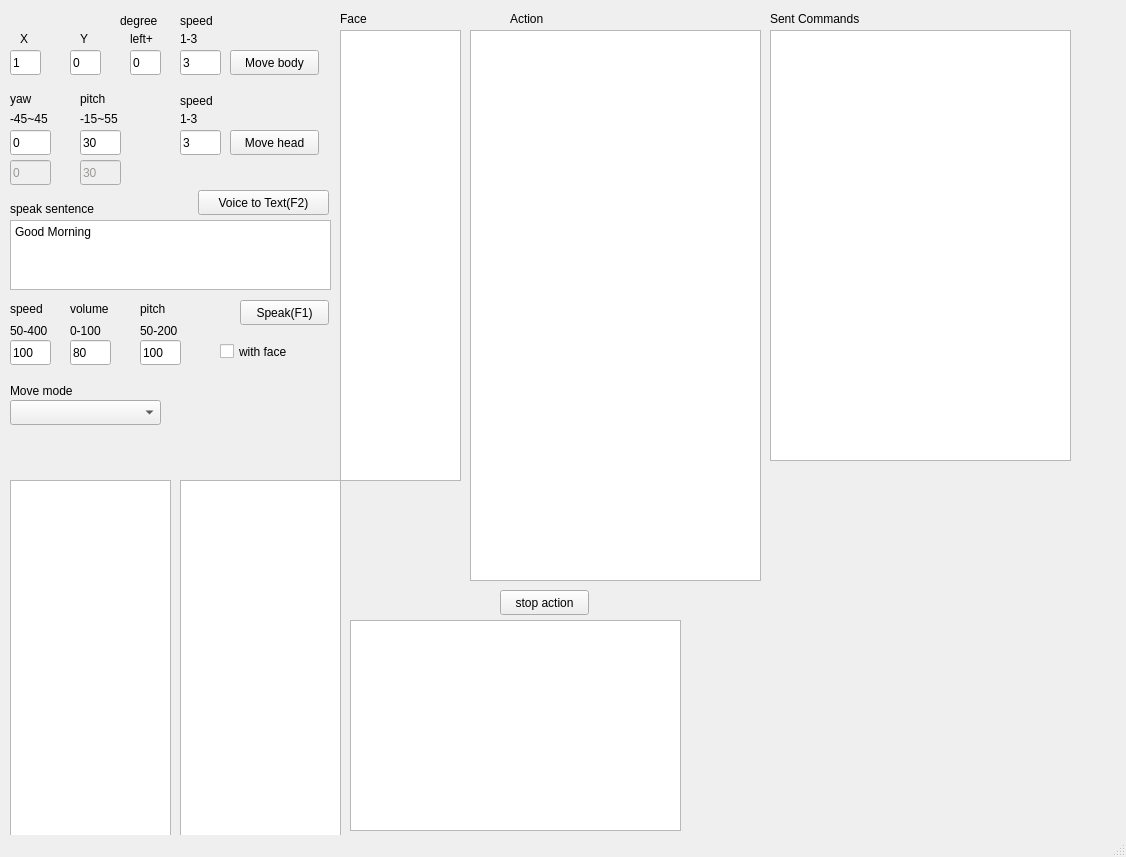
Above: cpp/mainwindow.ui from yangchihyuan/RobotNurseHelper before the change. Below: the same form after it.
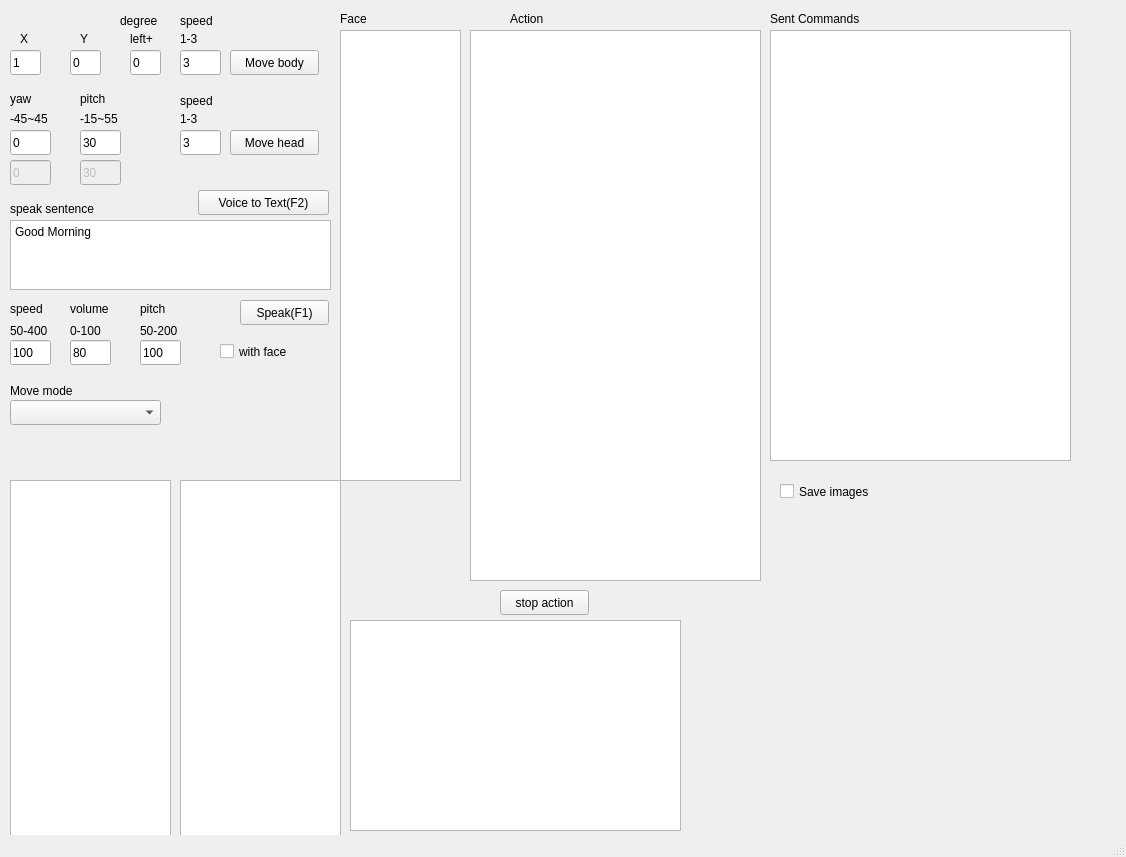
That is the form after the change.

```diff
--- a/cpp/mainwindow.ui
+++ b/cpp/mainwindow.ui
@@ -597,15 +597,6 @@
        </colorrole>
       </inactive>
       <disabled>
-       <colorrole role="WindowText">
-        <brush brushstyle="SolidPattern">
-         <color alpha="255">
-          <red>154</red>
-          <green>153</green>
-          <blue>150</blue>
-         </color>
-        </brush>
-       </colorrole>
        <colorrole role="Dark">
         <brush brushstyle="SolidPattern">
          <color alpha="255">
@@ -615,24 +606,6 @@
          </color>
         </brush>
        </colorrole>
-       <colorrole role="Text">
-        <brush brushstyle="SolidPattern">
-         <color alpha="255">
-          <red>154</red>
-          <green>153</green>
-          <blue>150</blue>
-         </color>
-        </brush>
-       </colorrole>
-       <colorrole role="ButtonText">
-        <brush brushstyle="SolidPattern">
-         <color alpha="255">
-          <red>154</red>
-          <green>153</green>
-          <blue>150</blue>
-         </color>
-        </brush>
-       </colorrole>
       </disabled>
      </palette>
     </property>
@@ -680,15 +653,6 @@
        </colorrole>
       </inactive>
       <disabled>
-       <colorrole role="WindowText">
-        <brush brushstyle="SolidPattern">
-         <color alpha="255">
-          <red>154</red>
-          <green>153</green>
-          <blue>150</blue>
-         </color>
-        </brush>
-       </colorrole>
        <colorrole role="Dark">
         <brush brushstyle="SolidPattern">
          <color alpha="255">
@@ -698,24 +662,6 @@
          </color>
         </brush>
        </colorrole>
-       <colorrole role="Text">
-        <brush brushstyle="SolidPattern">
-         <color alpha="255">
-          <red>154</red>
-          <green>153</green>
-          <blue>150</blue>
-         </color>
-        </brush>
-       </colorrole>
-       <colorrole role="ButtonText">
-        <brush brushstyle="SolidPattern">
-         <color alpha="255">
-          <red>154</red>
-          <green>153</green>
-          <blue>150</blue>
-         </color>
-        </brush>
-       </colorrole>
       </disabled>
      </palette>
     </property>
@@ -782,6 +728,22 @@
      </rect>
     </property>
    </widget>
+   <widget class="QCheckBox" name="checkBox_SaveImages">
+    <property name="geometry">
+     <rect>
+      <x>780</x>
+      <y>480</y>
+      <width>111</width>
+      <height>23</height>
+     </rect>
+    </property>
+    <property name="text">
+     <string>Save images</string>
+    </property>
+    <property name="checked">
+     <bool>false</bool>
+    </property>
+   </widget>
   </widget>
   <widget class="QStatusBar" name="statusbar"/>
  </widget>
```
